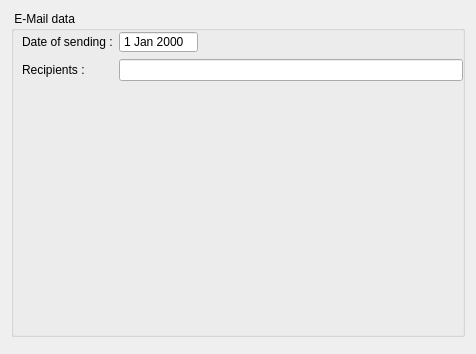
This is client/dlgemailsedit.ui in tbikfalvi/Belenus as Qt 5 draws it before an edit. The edited form follows.
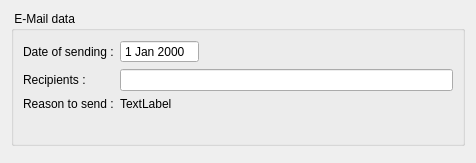
This is the edited form.

Commit message: Mail can be edited. mail send corrected

Diff of the .ui file:
```diff
--- a/client/dlgemailsedit.ui
+++ b/client/dlgemailsedit.ui
@@ -7,7 +7,7 @@
     <x>0</x>
     <y>0</y>
     <width>476</width>
-    <height>354</height>
+    <height>163</height>
    </rect>
   </property>
   <property name="windowTitle">
@@ -19,15 +19,8 @@
      <property name="title">
       <string> E-Mail data </string>
      </property>
-     <widget class="QWidget" name="">
-      <property name="geometry">
-       <rect>
-        <x>11</x>
-        <y>20</y>
-        <width>441</width>
-        <height>50</height>
-       </rect>
-      </property>
+     <layout class="QVBoxLayout" name="verticalLayout_2">
+      <item>
       <layout class="QFormLayout" name="formLayout">
        <item row="0" column="0">
         <widget class="QLabel" name="lblDateOfSending">
@@ -73,8 +66,36 @@
        <item row="1" column="1">
         <widget class="QLineEdit" name="ledRecipients"/>
        </item>
-      </layout>
-     </widget>
+        <item row="2" column="0">
+         <widget class="QLabel" name="lblMailReason">
+          <property name="text">
+           <string>Reason to send :</string>
+          </property>
+         </widget>
+        </item>
+        <item row="2" column="1">
+         <widget class="QLabel" name="lblReasonText">
+          <property name="text">
+           <string>TextLabel</string>
+          </property>
+         </widget>
+        </item>
+       </layout>
+      </item>
+      <item>
+       <spacer name="verticalSpacer">
+        <property name="orientation">
+         <enum>Qt::Vertical</enum>
+        </property>
+        <property name="sizeHint" stdset="0">
+         <size>
+          <width>20</width>
+          <height>28</height>
+         </size>
+        </property>
+       </spacer>
+      </item>
+     </layout>
     </widget>
    </item>
    <item>
```
Left out of the diff: 5 changed lines with no effect on the pictures. Lines whose indentation alone changed are shown as unchanged. The commit also changes 3 other files.
